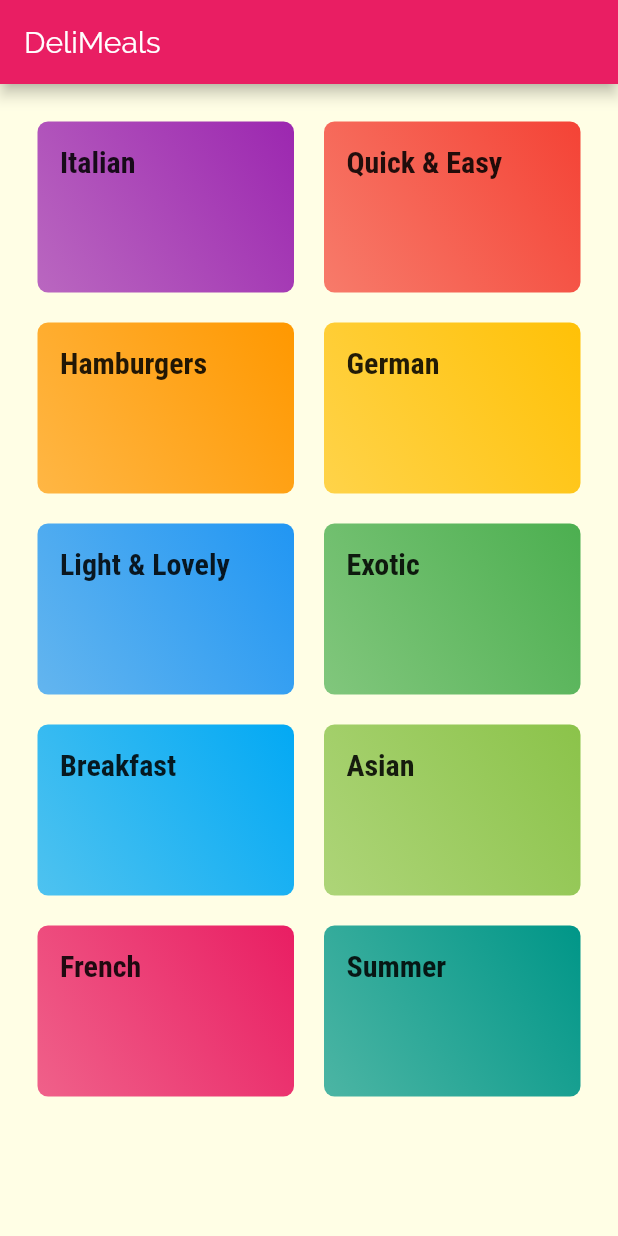
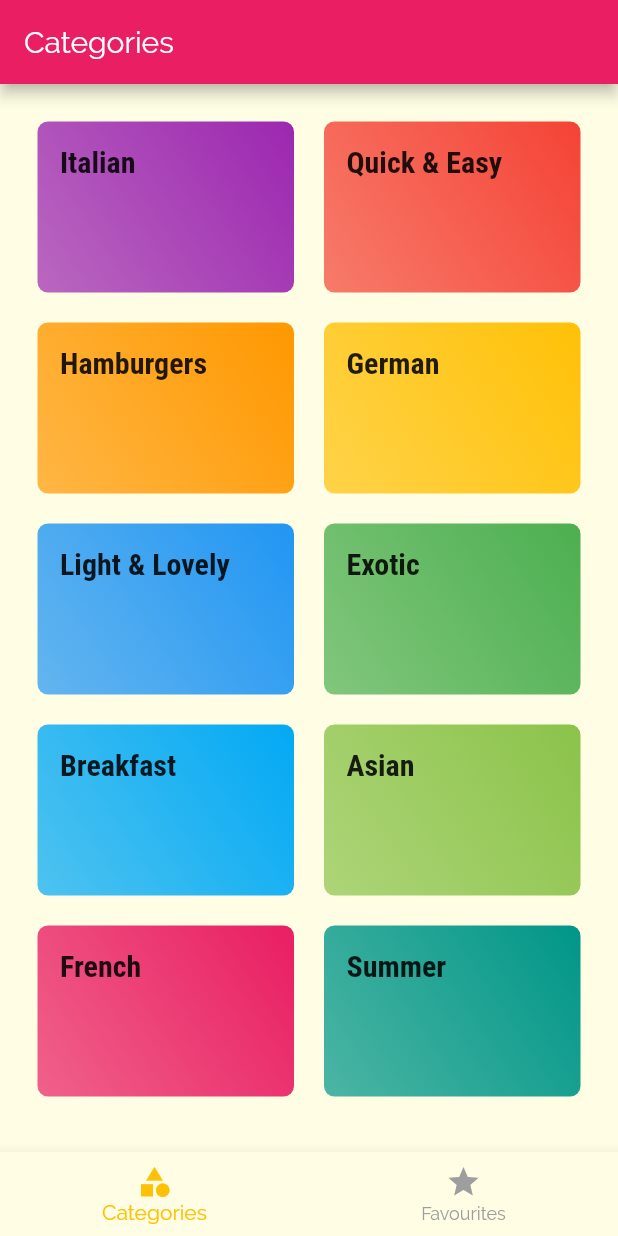
Before and after one commit to shalomalexander/Flutter-Projects, a Flutter app: the screen it shows after launch, on a phone screen of 412 x 824 dp. Run offline on Flutter 3.47's test engine with Material 2 defaults, Android fonts, the phone set to English and light mode, and no system bars.

Commit message:
Added TabBars in Meals App

```diff
--- a/meals_app/lib/main.dart
+++ b/meals_app/lib/main.dart
@@ -1,5 +1,6 @@
 import 'package:flutter/material.dart';
-import 'package:meals_app/screens/meals_detail_screen.dart';
+import './screens/meals_detail_screen.dart';
+import './screens/tabs_screen.dart';
 
 import './screens/categories_screen.dart';
 import './screens/category_meals_screen.dart';
@@ -29,8 +30,9 @@ class MyApp extends StatelessWidget {
               fontWeight: FontWeight.bold,
             )),
       ),
-      home: CategoriesScreen(),
+      initialRoute: '/',
       routes: {
+        '/': (ctx) => TabsScreen(),
         CategoryMealsScreen.routeName: (ctx) => CategoryMealsScreen(),
         MealsDetailScreen.routeName: (ctx) => MealsDetailScreen(),
       },
--- a/meals_app/lib/screens/categories_screen.dart
+++ b/meals_app/lib/screens/categories_screen.dart
@@ -6,11 +6,7 @@ import '../dummy_data.dart';
 class CategoriesScreen extends StatelessWidget {
   @override
   Widget build(BuildContext context) {
-    return Scaffold(
-      appBar: AppBar(
-        title: const Text('DeliMeals'),
-      ),
-      body: GridView(
+    return  GridView(
         padding: EdgeInsets.all(25),
         children: DUMMY_CATEGORIES
             .map(
@@ -27,7 +23,6 @@ class CategoriesScreen extends StatelessWidget {
           crossAxisSpacing: 20,
           mainAxisSpacing: 20,
         ),
-      ),
-    );
+      );
   }
 }
--- /dev/null
+++ b/meals_app/lib/screens/favourites_screen.dart
@@ -0,0 +1,13 @@
+import 'package:flutter/cupertino.dart';
+import 'package:flutter/foundation.dart';
+
+import 'package:flutter/material.dart';
+
+class FavouritesScreen extends StatelessWidget {
+  @override
+  Widget build(BuildContext context) {
+    return Center(
+      child: Text("Favourites"),
+    );
+  }
+}
--- /dev/null
+++ b/meals_app/lib/screens/tabs_screen.dart
@@ -0,0 +1,51 @@
+import 'package:flutter/material.dart';
+import './favourites_screen.dart';
+
+import './categories_screen.dart';
+
+class TabsScreen extends StatefulWidget {
+  @override
+  _TabsScreenState createState() => _TabsScreenState();
+}
+
+class _TabsScreenState extends State<TabsScreen> {
+  final List<Map<String, Object>> _pages = [
+    {'page': CategoriesScreen(), 'title': 'Categories'},
+    {'page': FavouritesScreen(), 'title': 'Favourites'},
+  ];
+  int _selectedPageIndex = 0;
+
+  void _selectPage(int index) {
+    setState(() {
+      _selectedPageIndex = index;
+    });
+  }
+
+  @override
+  Widget build(BuildContext context) {
+    return Scaffold(
+      appBar: AppBar(
+        title: Text(_pages[_selectedPageIndex]['title']),
+      ),
+      body: _pages[_selectedPageIndex]['page'],
+      bottomNavigationBar: BottomNavigationBar(
+        onTap: _selectPage,
+        // backgroundColor: Color.fromRGBO(244, 246, 255, 0.9),
+        unselectedItemColor: Colors.grey,
+        selectedItemColor: Theme.of(context).accentColor,
+        currentIndex: _selectedPageIndex,
+        //type: BottomNavigationBarType.shifting,
+        items: [
+          BottomNavigationBarItem(
+            icon: Icon(Icons.category),
+            title: Text("Categories"),
+          ),
+          BottomNavigationBarItem(
+            icon: Icon(Icons.star),
+            title: Text("Favourites"),
+          ),
+        ],
+      ),
+    );
+  }
+}
```
